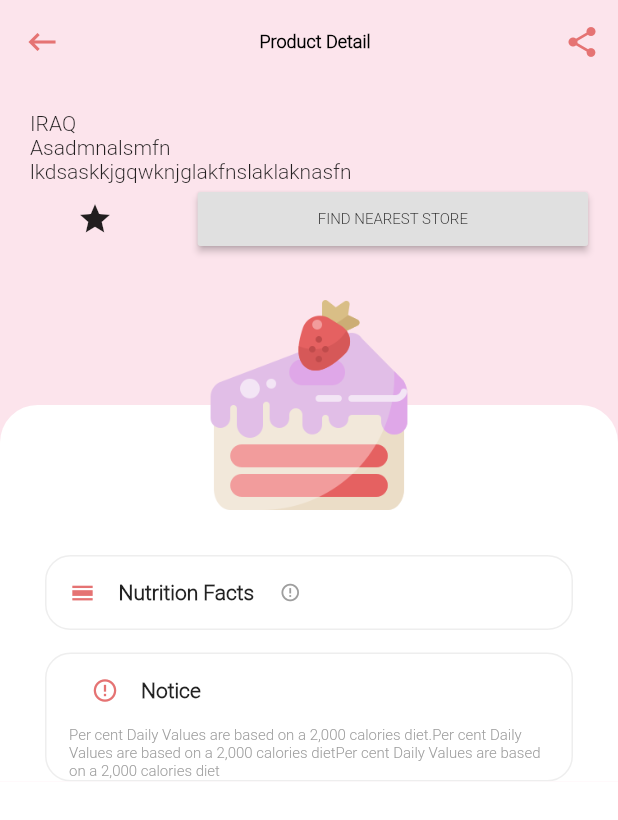
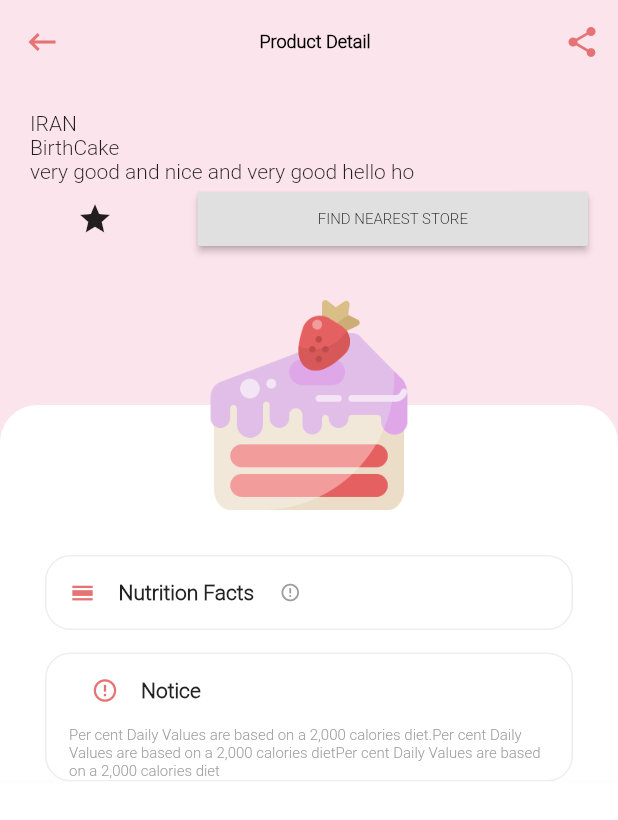
Before and after one commit to mahmoud-eslami/dessert_time, a Flutter app: the DetailsPage screen opened directly, on a phone screen of 412 x 824 dp. Shown: the top 820 px of the screen. Run offline on Flutter 3.47's test engine with Material 2 defaults, Android fonts, the phone set to English and light mode, and no system bars; our stand-ins replace bloc, dio, equatable, flutter_bloc; network calls fail.

Commit message:
make a seprate widget for flexibleSpaceBar

```diff
--- a/lib/pages/dessertDetails.dart
+++ b/lib/pages/dessertDetails.dart
@@ -38,43 +38,8 @@ class DetailsPage extends StatelessWidget {
                 color: AppColor.detailsIconColor,
               )
             ],
-            flexibleSpace: FlexibleSpaceBar(
-              background: Padding(
-                padding: EdgeInsets.symmetric(horizontal: 20, vertical: 30),
-                child: Column(
-                  mainAxisAlignment: MainAxisAlignment.end,
-                  crossAxisAlignment: CrossAxisAlignment.start,
-                  children: <Widget>[
-                    Text('IRAQ'),
-                    Text('Asadmnalsmfn'),
-                    Text('lkdsaskkjgqwknjglakfnslaklaknasfn'),
-                    Row(
-                      children: <Widget>[
-                        Expanded(
-                          child: Container(
-                              child: IconButton(
-                                  icon: Icon(Icons.star), onPressed: () {})),
-                          flex: 1,
-                        ),
-                        SizedBox(
-                          width: 25,
-                        ),
-                        Expanded(
-                          child: RaisedButton(
-                            onPressed: () {},
-                            child: Text(
-                              'FIND NEAREST STORE',
-                              style: TextStyle(fontSize: 10),
-                            ),
-                          ),
-                          flex: 3,
-                        )
-                      ],
-                    )
-                  ],
-                ),
-              ),
-            ),
+            flexibleSpace: _flexibleSpaceBar('IRAN', 'BirthCake',
+                'very good and nice and very good hello ho'),
           ),
           SliverList(
               delegate: SliverChildListDelegate(
@@ -174,10 +139,13 @@ class DetailsPage extends StatelessWidget {
                                 ],
                               ),
                               Text(
-                                  'Per cent Daily Values are based on a 2,000'
-                                      ' calories diet.Per cent Daily Values are based '
-                                      'on a 2,000 calories dietPer cent Daily Values are '
-                                      'based on a 2,000 calories diet',style: TextStyle(fontSize: 10,color: Colors.grey),),
+                                'Per cent Daily Values are based on a 2,000'
+                                ' calories diet.Per cent Daily Values are based '
+                                'on a 2,000 calories dietPer cent Daily Values are '
+                                'based on a 2,000 calories diet',
+                                style:
+                                    TextStyle(fontSize: 10, color: Colors.grey),
+                              ),
                             ],
                           ),
                         ),
@@ -197,3 +165,44 @@ class DetailsPage extends StatelessWidget {
     );
   }
 }
+
+Widget _flexibleSpaceBar(
+    String countyName, String itemName, String description) {
+  return FlexibleSpaceBar(
+    background: Padding(
+      padding: EdgeInsets.symmetric(horizontal: 20, vertical: 30),
+      child: Column(
+        mainAxisAlignment: MainAxisAlignment.end,
+        crossAxisAlignment: CrossAxisAlignment.start,
+        children: <Widget>[
+          Text('$countyName'),
+          Text('$itemName'),
+          Text('$description'),
+          Row(
+            children: <Widget>[
+              Expanded(
+                child: Container(
+                    child:
+                        IconButton(icon: Icon(Icons.star), onPressed: () {})),
+                flex: 1,
+              ),
+              SizedBox(
+                width: 25,
+              ),
+              Expanded(
+                child: RaisedButton(
+                  onPressed: () {},
+                  child: Text(
+                    'FIND NEAREST STORE',
+                    style: TextStyle(fontSize: 10),
+                  ),
+                ),
+                flex: 3,
+              )
+            ],
+          )
+        ],
+      ),
+    ),
+  );
+}
```
